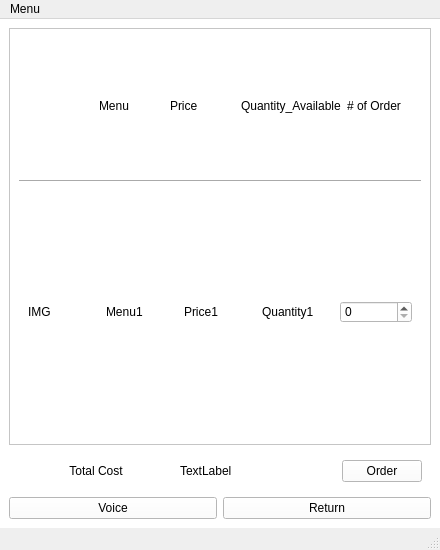
Before: the Qt Designer form ui/Menu_UI.ui in korjwl1/ee613_team_proejct, drawn with Qt 5.
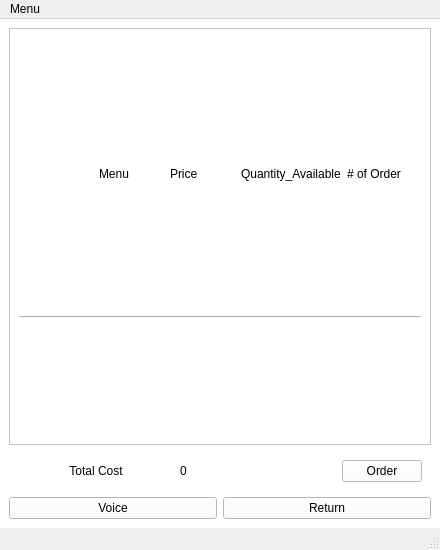
After: the same form once the commit is applied.

Diff of the .ui file:
```diff
--- a/ui/Menu_UI.ui
+++ b/ui/Menu_UI.ui
@@ -35,7 +35,7 @@
          <height>400</height>
         </rect>
        </property>
-       <layout class="QVBoxLayout" name="verticalLayout_2" stretch="0,0,1">
+       <layout class="QVBoxLayout" name="verticalLayout_2" stretch="0,0">
         <property name="sizeConstraint">
          <enum>QLayout::SetDefaultConstraint</enum>
         </property>
@@ -99,55 +99,6 @@
           </property>
          </widget>
         </item>
-        <item>
-         <widget class="QWidget" name="horizontalWidget" native="true">
-          <property name="minimumSize">
-           <size>
-            <width>0</width>
-            <height>150</height>
-           </size>
-          </property>
-          <property name="maximumSize">
-           <size>
-            <width>16777215</width>
-            <height>150</height>
-           </size>
-          </property>
-          <layout class="QHBoxLayout" name="horizontalLayout_2" stretch="0,0,0,0,0">
-           <item>
-            <widget class="QLabel" name="label_6">
-             <property name="text">
-              <string>IMG</string>
-             </property>
-            </widget>
-           </item>
-           <item>
-            <widget class="QLabel" name="label_5">
-             <property name="text">
-              <string>Menu1</string>
-             </property>
-            </widget>
-           </item>
-           <item>
-            <widget class="QLabel" name="label_7">
-             <property name="text">
-              <string>Price1</string>
-             </property>
-            </widget>
-           </item>
-           <item>
-            <widget class="QLabel" name="label_8">
-             <property name="text">
-              <string>Quantity1</string>
-             </property>
-            </widget>
-           </item>
-           <item>
-            <widget class="QSpinBox" name="spinBox"/>
-           </item>
-          </layout>
-         </widget>
-        </item>
        </layout>
       </widget>
      </widget>
@@ -174,7 +125,7 @@
        <item>
         <widget class="QLabel" name="label_10">
          <property name="text">
-          <string>TextLabel</string>
+          <string>0</string>
          </property>
         </widget>
        </item>
```
Left out of the diff: 4 changed lines with no effect on the pictures.
